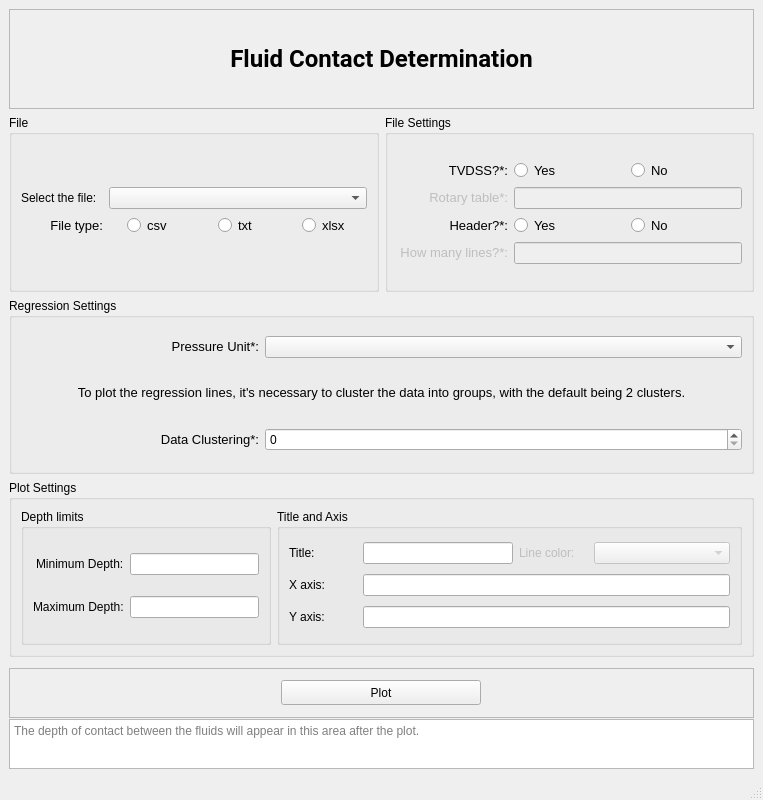
albano-a/GradPress, file src/main/python/interface/design/regression.ui: the form before one commit.
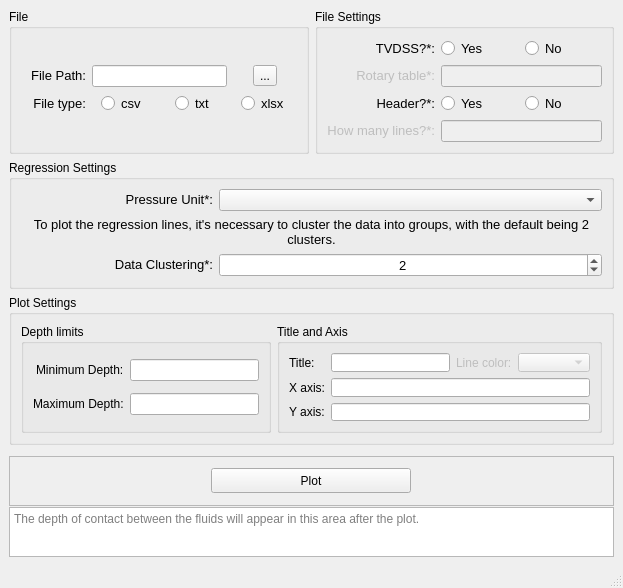
The form after the commit. Icons and pictures are not drawn.

What changed in the file:
```diff
--- a/src/main/python/interface/design/regression.ui
+++ b/src/main/python/interface/design/regression.ui
@@ -6,18 +6,12 @@
    <rect>
     <x>0</x>
     <y>0</y>
-    <width>763</width>
-    <height>800</height>
+    <width>623</width>
+    <height>588</height>
    </rect>
   </property>
-  <property name="minimumSize">
-   <size>
-    <width>668</width>
-    <height>800</height>
-   </size>
-  </property>
   <property name="windowTitle">
-   <string>MainWindow</string>
+   <string>Fluid Contact Determination</string>
   </property>
   <property name="windowIcon">
    <iconset>
@@ -25,7 +19,33 @@
   </property>
   <widget class="QWidget" name="centralwidget">
    <layout class="QGridLayout" name="gridLayout">
-    <item row="2" column="0" colspan="2">
+    <item row="4" column="0" colspan="2">
+     <widget class="QTextBrowser" name="outputAfterPlotted">
+      <property name="maximumSize">
+       <size>
+        <width>16777215</width>
+        <height>50</height>
+       </size>
+      </property>
+      <property name="statusTip">
+       <string>The depth of contact between the fluids will appear in this area after the plot.</string>
+      </property>
+      <property name="whatsThis">
+       <string/>
+      </property>
+      <property name="html">
+       <string>&lt;!DOCTYPE HTML PUBLIC &quot;-//W3C//DTD HTML 4.0//EN&quot; &quot;http://www.w3.org/TR/REC-html40/strict.dtd&quot;&gt;
+&lt;html&gt;&lt;head&gt;&lt;meta name=&quot;qrichtext&quot; content=&quot;1&quot; /&gt;&lt;style type=&quot;text/css&quot;&gt;
+p, li { white-space: pre-wrap; }
+&lt;/style&gt;&lt;/head&gt;&lt;body style=&quot; font-family:'MS Shell Dlg 2'; font-size:8.25pt; font-weight:400; font-style:normal;&quot;&gt;
+&lt;p align=&quot;center&quot; style=&quot;-qt-paragraph-type:empty; margin-top:0px; margin-bottom:0px; margin-left:0px; margin-right:0px; -qt-block-indent:0; text-indent:0px;&quot;&gt;&lt;br /&gt;&lt;/p&gt;&lt;/body&gt;&lt;/html&gt;</string>
+      </property>
+      <property name="placeholderText">
+       <string>The depth of contact between the fluids will appear in this area after the plot.</string>
+      </property>
+     </widget>
+    </item>
+    <item row="1" column="0" colspan="2">
      <widget class="QGroupBox" name="groupBox_2">
       <property name="title">
        <string>Regression Settings</string>
@@ -72,14 +92,25 @@
          </item>
          <item row="2" column="1" colspan="2">
           <widget class="QSpinBox" name="agrupamentoSpinBox">
+           <property name="font">
+            <font>
+             <pointsize>10</pointsize>
+            </font>
+           </property>
            <property name="toolTip">
             <string>Agrupamentos (Cluster) dos dados.</string>
            </property>
+           <property name="alignment">
+            <set>Qt::AlignCenter</set>
+           </property>
+           <property name="prefix">
+            <string/>
+           </property>
            <property name="maximum">
             <number>5</number>
            </property>
            <property name="value">
-            <number>0</number>
+            <number>2</number>
            </property>
           </widget>
          </item>
@@ -112,192 +143,7 @@
       </layout>
      </widget>
     </item>
-    <item row="1" column="1">
-     <widget class="QGroupBox" name="cotaRadioBtnGroupBox">
-      <property name="title">
-       <string>File Settings</string>
-      </property>
-      <layout class="QVBoxLayout" name="verticalLayout_2">
-       <item>
-        <layout class="QGridLayout" name="gridLayout_8">
-         <item row="0" column="0">
-          <widget class="QLabel" name="label_18">
-           <property name="font">
-            <font>
-             <pointsize>10</pointsize>
-            </font>
-           </property>
-           <property name="mouseTracking">
-            <bool>true</bool>
-           </property>
-           <property name="statusTip">
-            <string>Profundidade em cota é igual a mesa rotativa menos a profundidade medida.</string>
-           </property>
-           <property name="styleSheet">
-            <string notr="true">QLabel {
-	border: None
-}</string>
-           </property>
-           <property name="text">
-            <string>&lt;html&gt;&lt;head/&gt;&lt;body&gt;&lt;p align=&quot;right&quot;&gt;TVDSS?*:&lt;/p&gt;&lt;/body&gt;&lt;/html&gt;</string>
-           </property>
-          </widget>
-         </item>
-         <item row="0" column="1">
-          <widget class="QRadioButton" name="cotaProfSim">
-           <property name="font">
-            <font>
-             <pointsize>10</pointsize>
-            </font>
-           </property>
-           <property name="text">
-            <string>Yes</string>
-           </property>
-           <attribute name="buttonGroup">
-            <string notr="true">cotaButtonGroup</string>
-           </attribute>
-          </widget>
-         </item>
-         <item row="1" column="1" colspan="2">
-          <widget class="QLineEdit" name="inputMesaRotativa">
-           <property name="enabled">
-            <bool>false</bool>
-           </property>
-          </widget>
-         </item>
-         <item row="1" column="0">
-          <widget class="QLabel" name="labelMesaRotativa">
-           <property name="enabled">
-            <bool>false</bool>
-           </property>
-           <property name="font">
-            <font>
-             <pointsize>10</pointsize>
-            </font>
-           </property>
-           <property name="mouseTracking">
-            <bool>true</bool>
-           </property>
-           <property name="statusTip">
-            <string>Mesa rotativa é a altura da plataforma até a superfície do mar/superfície terrestre.</string>
-           </property>
-           <property name="styleSheet">
-            <string notr="true">QLabel {
-	border: None
-}</string>
-           </property>
-           <property name="text">
-            <string>&lt;html&gt;&lt;head/&gt;&lt;body&gt;&lt;p align=&quot;right&quot;&gt;Rotary table*:&lt;/p&gt;&lt;/body&gt;&lt;/html&gt;</string>
-           </property>
-          </widget>
-         </item>
-         <item row="2" column="0">
-          <widget class="QLabel" name="label_19">
-           <property name="font">
-            <font>
-             <pointsize>10</pointsize>
-            </font>
-           </property>
-           <property name="mouseTracking">
-            <bool>true</bool>
-           </property>
-           <property name="statusTip">
-            <string>Se o arquivo possui cabeçalho. Comum em arquivos las e csv.</string>
-           </property>
-           <property name="styleSheet">
-            <string notr="true">QLabel {
-	border: None
-}</string>
-           </property>
-           <property name="text">
-            <string>&lt;html&gt;&lt;head/&gt;&lt;body&gt;&lt;p align=&quot;right&quot;&gt;Header?*:&lt;/p&gt;&lt;/body&gt;&lt;/html&gt;</string>
-           </property>
-          </widget>
-         </item>
-         <item row="2" column="2">
-          <widget class="QRadioButton" name="headerNao">
-           <property name="font">
-            <font>
-             <pointsize>10</pointsize>
-            </font>
-           </property>
-           <property name="text">
-            <string>No</string>
-           </property>
-           <attribute name="buttonGroup">
-            <string notr="true">headerButtonGroup</string>
-           </attribute>
-          </widget>
-         </item>
-         <item row="3" column="0">
-          <widget class="QLabel" name="labelHeaderLines">
-           <property name="enabled">
-            <bool>false</bool>
-           </property>
-           <property name="font">
-            <font>
-             <pointsize>10</pointsize>
-            </font>
-           </property>
-           <property name="mouseTracking">
-            <bool>true</bool>
-           </property>
-           <property name="statusTip">
-            <string>Se houver cabeçalho, quantas linhas pular?</string>
-           </property>
-           <property name="styleSheet">
-            <string notr="true">QLabel {
-	border: None
-}</string>
-           </property>
-           <property name="text">
-            <string>&lt;html&gt;&lt;head/&gt;&lt;body&gt;&lt;p align=&quot;right&quot;&gt;How many lines?*:&lt;/p&gt;&lt;/body&gt;&lt;/html&gt;</string>
-           </property>
-          </widget>
-         </item>
-         <item row="2" column="1">
-          <widget class="QRadioButton" name="headerSim">
-           <property name="font">
-            <font>
-             <pointsize>10</pointsize>
-            </font>
-           </property>
-           <property name="text">
-            <string>Yes</string>
-           </property>
-           <attribute name="buttonGroup">
-            <string notr="true">headerButtonGroup</string>
-           </attribute>
-          </widget>
-         </item>
-         <item row="3" column="1" colspan="2">
-          <widget class="QLineEdit" name="inputHeaderLines">
-           <property name="enabled">
-            <bool>false</bool>
-           </property>
-          </widget>
-         </item>
-         <item row="0" column="2">
-          <widget class="QRadioButton" name="cotaProfNao">
-           <property name="font">
-            <font>
-             <pointsize>10</pointsize>
-            </font>
-           </property>
-           <property name="text">
-            <string>No</string>
-           </property>
-           <attribute name="buttonGroup">
-            <string notr="true">cotaButtonGroup</string>
-           </attribute>
-          </widget>
-         </item>
-        </layout>
-       </item>
-      </layout>
-     </widget>
-    </item>
-    <item row="3" column="0" colspan="2">
+    <item row="2" column="0" colspan="2">
      <widget class="QGroupBox" name="groupBox_5">
       <property name="title">
        <string>Plot Settings</string>
@@ -446,47 +292,192 @@
       </layout>
      </widget>
     </item>
-    <item row="0" column="0" colspan="2">
-     <widget class="QFrame" name="frame">
-      <property name="maximumSize">
-       <size>
-        <width>16777215</width>
-        <height>100</height>
-       </size>
+    <item row="0" column="1">
+     <widget class="QGroupBox" name="cotaRadioBtnGroupBox">
+      <property name="title">
+       <string>File Settings</string>
       </property>
-      <property name="frameShape">
-       <enum>QFrame::StyledPanel</enum>
-      </property>
-      <property name="frameShadow">
-       <enum>QFrame::Raised</enum>
-      </property>
-      <layout class="QHBoxLayout" name="horizontalLayout_3">
+      <layout class="QVBoxLayout" name="verticalLayout_2">
        <item>
-        <widget class="QLabel" name="label">
-         <property name="sizePolicy">
-          <sizepolicy hsizetype="Expanding" vsizetype="Expanding">
-           <horstretch>0</horstretch>
-           <verstretch>0</verstretch>
-          </sizepolicy>
-         </property>
-         <property name="font">
-          <font>
-           <family>Roboto</family>
-           <pointsize>12</pointsize>
-          </font>
-         </property>
-         <property name="text">
-          <string>&lt;html&gt;&lt;head/&gt;&lt;body&gt;&lt;p align=&quot;center&quot;&gt;&lt;span style=&quot; font-size:18pt; font-weight:600;&quot;&gt;Fluid Contact Determination&lt;/span&gt;&lt;/p&gt;&lt;/body&gt;&lt;/html&gt;</string>
-         </property>
-         <property name="wordWrap">
-          <bool>true</bool>
-         </property>
-        </widget>
+        <layout class="QGridLayout" name="gridLayout_8">
+         <item row="0" column="0">
+          <widget class="QLabel" name="label_18">
+           <property name="font">
+            <font>
+             <pointsize>10</pointsize>
+            </font>
+           </property>
+           <property name="mouseTracking">
+            <bool>true</bool>
+           </property>
+           <property name="statusTip">
+            <string>Profundidade em cota é igual a mesa rotativa menos a profundidade medida.</string>
+           </property>
+           <property name="styleSheet">
+            <string notr="true">QLabel {
+	border: None
+}</string>
+           </property>
+           <property name="text">
+            <string>&lt;html&gt;&lt;head/&gt;&lt;body&gt;&lt;p align=&quot;right&quot;&gt;TVDSS?*:&lt;/p&gt;&lt;/body&gt;&lt;/html&gt;</string>
+           </property>
+          </widget>
+         </item>
+         <item row="0" column="1">
+          <widget class="QRadioButton" name="cotaProfSim">
+           <property name="font">
+            <font>
+             <pointsize>10</pointsize>
+            </font>
+           </property>
+           <property name="text">
+            <string>Yes</string>
+           </property>
+           <attribute name="buttonGroup">
+            <string notr="true">cotaButtonGroup</string>
+           </attribute>
+          </widget>
+         </item>
+         <item row="1" column="1" colspan="2">
+          <widget class="QLineEdit" name="inputMesaRotativa">
+           <property name="enabled">
+            <bool>false</bool>
+           </property>
+          </widget>
+         </item>
+         <item row="1" column="0">
+          <widget class="QLabel" name="labelMesaRotativa">
+           <property name="enabled">
+            <bool>false</bool>
+           </property>
+           <property name="font">
+            <font>
+             <pointsize>10</pointsize>
+            </font>
+           </property>
+           <property name="mouseTracking">
+            <bool>true</bool>
+           </property>
+           <property name="statusTip">
+            <string>Mesa rotativa é a altura da plataforma até a superfície do mar/superfície terrestre.</string>
+           </property>
+           <property name="styleSheet">
+            <string notr="true">QLabel {
+	border: None
+}</string>
+           </property>
+           <property name="text">
+            <string>&lt;html&gt;&lt;head/&gt;&lt;body&gt;&lt;p align=&quot;right&quot;&gt;Rotary table*:&lt;/p&gt;&lt;/body&gt;&lt;/html&gt;</string>
+           </property>
+          </widget>
+         </item>
+         <item row="2" column="0">
+          <widget class="QLabel" name="label_19">
+           <property name="font">
+            <font>
+             <pointsize>10</pointsize>
+            </font>
+           </property>
+           <property name="mouseTracking">
+            <bool>true</bool>
+           </property>
+           <property name="statusTip">
+            <string>Se o arquivo possui cabeçalho. Comum em arquivos las e csv.</string>
+           </property>
+           <property name="styleSheet">
+            <string notr="true">QLabel {
+	border: None
+}</string>
+           </property>
+           <property name="text">
+            <string>&lt;html&gt;&lt;head/&gt;&lt;body&gt;&lt;p align=&quot;right&quot;&gt;Header?*:&lt;/p&gt;&lt;/body&gt;&lt;/html&gt;</string>
+           </property>
+          </widget>
+         </item>
+         <item row="2" column="2">
+          <widget class="QRadioButton" name="headerNao">
+           <property name="font">
+            <font>
+             <pointsize>10</pointsize>
+            </font>
+           </property>
+           <property name="text">
+            <string>No</string>
+           </property>
+           <attribute name="buttonGroup">
+            <string notr="true">headerButtonGroup</string>
+           </attribute>
+          </widget>
+         </item>
+         <item row="3" column="0">
+          <widget class="QLabel" name="labelHeaderLines">
+           <property name="enabled">
+            <bool>false</bool>
+           </property>
+           <property name="font">
+            <font>
+             <pointsize>10</pointsize>
+            </font>
+           </property>
+           <property name="mouseTracking">
+            <bool>true</bool>
+           </property>
+           <property name="statusTip">
+            <string>Se houver cabeçalho, quantas linhas pular?</string>
+           </property>
+           <property name="styleSheet">
+            <string notr="true">QLabel {
+	border: None
+}</string>
+           </property>
+           <property name="text">
+            <string>&lt;html&gt;&lt;head/&gt;&lt;body&gt;&lt;p align=&quot;right&quot;&gt;How many lines?*:&lt;/p&gt;&lt;/body&gt;&lt;/html&gt;</string>
+           </property>
+          </widget>
+         </item>
+         <item row="2" column="1">
+          <widget class="QRadioButton" name="headerSim">
+           <property name="font">
+            <font>
+             <pointsize>10</pointsize>
+            </font>
+           </property>
+           <property name="text">
+            <string>Yes</string>
+           </property>
+           <attribute name="buttonGroup">
+            <string notr="true">headerButtonGroup</string>
+           </attribute>
+          </widget>
+         </item>
+         <item row="3" column="1" colspan="2">
+          <widget class="QLineEdit" name="inputHeaderLines">
+           <property name="enabled">
+            <bool>false</bool>
+           </property>
+          </widget>
+         </item>
+         <item row="0" column="2">
+          <widget class="QRadioButton" name="cotaProfNao">
+           <property name="font">
+            <font>
+             <pointsize>10</pointsize>
+            </font>
+           </property>
+           <property name="text">
+            <string>No</string>
+           </property>
+           <attribute name="buttonGroup">
+            <string notr="true">cotaButtonGroup</string>
+           </attribute>
+          </widget>
+         </item>
+        </layout>
        </item>
       </layout>
      </widget>
     </item>
-    <item row="1" column="0">
+    <item row="0" column="0">
      <widget class="QGroupBox" name="selectFileGroupBox">
       <property name="title">
        <string>File</string>
@@ -500,9 +491,6 @@
       <layout class="QVBoxLayout" name="verticalLayout">
        <item>
         <layout class="QGridLayout" name="gridLayout_2">
-         <item row="0" column="1" colspan="3">
-          <widget class="QComboBox" name="selectFileComboBox"/>
-         </item>
          <item row="1" column="0">
           <widget class="QLabel" name="label_3">
            <property name="font">
@@ -541,22 +529,19 @@
            </attribute>
           </widget>
          </item>
-         <item row="1" column="2" alignment="Qt::AlignHCenter">
-          <widget class="QRadioButton" name="txtRadioButton">
-           <property name="font">
-            <font>
-             <pointsize>10</pointsize>
-            </font>
+         <item row="0" column="0">
+          <widget class="QLabel" name="label_2">
+           <property name="mouseTracking">
+            <bool>true</bool>
            </property>
-           <property name="toolTip">
-            <string>&lt;html&gt;&lt;head/&gt;&lt;body&gt;&lt;p&gt;Arquivos de texto no geral. Lembre-se que nesse caso, os valores devem ser separados por tabulação (tab)&lt;/p&gt;&lt;/body&gt;&lt;/html&gt;</string>
+           <property name="styleSheet">
+            <string notr="true">QLabel {
+	border: None
+}</string>
            </property>
            <property name="text">
-            <string>txt</string>
+            <string>&lt;html&gt;&lt;head/&gt;&lt;body&gt;&lt;p align=&quot;right&quot;&gt;&lt;span style=&quot; font-size:10pt;&quot;&gt;File Path:&lt;/span&gt;&lt;/p&gt;&lt;/body&gt;&lt;/html&gt;</string>
            </property>
-           <attribute name="buttonGroup">
-            <string notr="true">fileButtonGroup</string>
-           </attribute>
           </widget>
          </item>
          <item row="1" column="3" alignment="Qt::AlignHCenter">
@@ -580,18 +565,31 @@
            </attribute>
           </widget>
          </item>
-         <item row="0" column="0">
-          <widget class="QLabel" name="label_2">
-           <property name="mouseTracking">
-            <bool>true</bool>
+         <item row="1" column="2" alignment="Qt::AlignHCenter">
+          <widget class="QRadioButton" name="txtRadioButton">
+           <property name="font">
+            <font>
+             <pointsize>10</pointsize>
+            </font>
            </property>
-           <property name="styleSheet">
-            <string notr="true">QLabel {
-	border: None
-}</string>
+           <property name="toolTip">
+            <string>&lt;html&gt;&lt;head/&gt;&lt;body&gt;&lt;p&gt;Arquivos de texto no geral. Lembre-se que nesse caso, os valores devem ser separados por tabulação (tab)&lt;/p&gt;&lt;/body&gt;&lt;/html&gt;</string>
            </property>
            <property name="text">
-            <string>&lt;html&gt;&lt;head/&gt;&lt;body&gt;&lt;p align=&quot;right&quot;&gt;&lt;span style=&quot; font-size:10pt;&quot;&gt;Select the file:&lt;/span&gt;&lt;/p&gt;&lt;/body&gt;&lt;/html&gt;</string>
+            <string>txt</string>
+           </property>
+           <attribute name="buttonGroup">
+            <string notr="true">fileButtonGroup</string>
+           </attribute>
+          </widget>
+         </item>
+         <item row="0" column="1" colspan="2">
+          <widget class="QLineEdit" name="fileLineEdit"/>
+         </item>
+         <item row="0" column="3" alignment="Qt::AlignHCenter">
+          <widget class="QToolButton" name="filepathButton">
+           <property name="text">
+            <string>...</string>
            </property>
           </widget>
          </item>
@@ -600,7 +598,7 @@
       </layout>
      </widget>
     </item>
-    <item row="4" column="0" colspan="2">
+    <item row="3" column="0" colspan="2">
      <widget class="QFrame" name="frame_4">
       <property name="minimumSize">
        <size>
@@ -649,32 +647,6 @@
       </layout>
      </widget>
     </item>
-    <item row="5" column="0" colspan="2">
-     <widget class="QTextBrowser" name="outputAfterPlotted">
-      <property name="maximumSize">
-       <size>
-        <width>16777215</width>
-        <height>50</height>
-       </size>
-      </property>
-      <property name="statusTip">
-       <string>The depth of contact between the fluids will appear in this area after the plot.</string>
-      </property>
-      <property name="whatsThis">
-       <string/>
-      </property>
-      <property name="html">
-       <string>&lt;!DOCTYPE HTML PUBLIC &quot;-//W3C//DTD HTML 4.0//EN&quot; &quot;http://www.w3.org/TR/REC-html40/strict.dtd&quot;&gt;
-&lt;html&gt;&lt;head&gt;&lt;meta name=&quot;qrichtext&quot; content=&quot;1&quot; /&gt;&lt;style type=&quot;text/css&quot;&gt;
-p, li { white-space: pre-wrap; }
-&lt;/style&gt;&lt;/head&gt;&lt;body style=&quot; font-family:'MS Shell Dlg 2'; font-size:8.25pt; font-weight:400; font-style:normal;&quot;&gt;
-&lt;p align=&quot;center&quot; style=&quot;-qt-paragraph-type:empty; margin-top:0px; margin-bottom:0px; margin-left:0px; margin-right:0px; -qt-block-indent:0; text-indent:0px;&quot;&gt;&lt;br /&gt;&lt;/p&gt;&lt;/body&gt;&lt;/html&gt;</string>
-      </property>
-      <property name="placeholderText">
-       <string>The depth of contact between the fluids will appear in this area after the plot.</string>
-      </property>
-     </widget>
-    </item>
    </layout>
   </widget>
   <widget class="QMenuBar" name="menubar">
@@ -682,7 +654,7 @@
     <rect>
      <x>0</x>
      <y>0</y>
-     <width>763</width>
+     <width>623</width>
      <height>21</height>
     </rect>
    </property>
```
Left out of the diff: 5 changed lines with no effect on the pictures.
